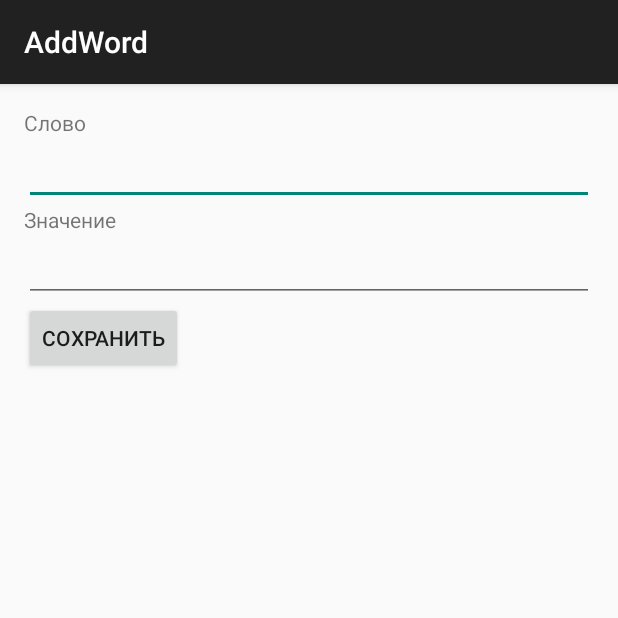
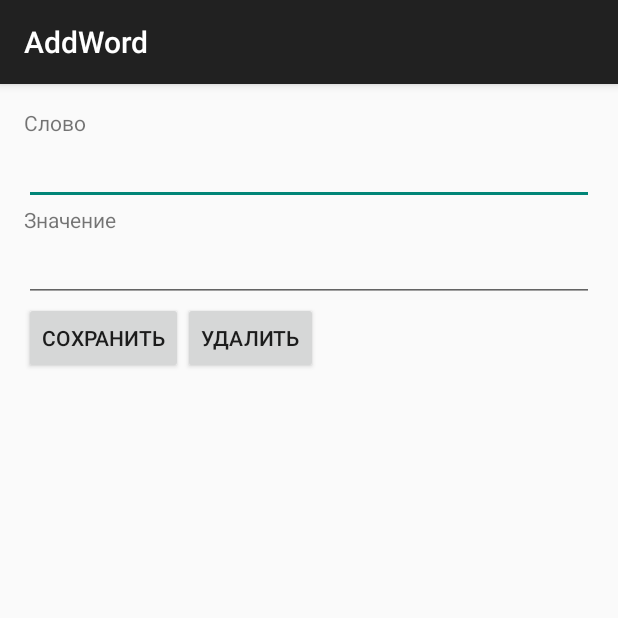
Before and after one commit to antonkoatl/mylearn, an Android app: the AddWord screen opened directly, with no data from a screen before it, on a phone screen of 412 x 824 dp, the top half of it. Run offline under Robolectric (Android 15) with nearby library versions, the phone set to English and light mode, and no system bars.

Commit message:
+delete word, fix learn when 1 word

```diff
--- a/app/src/main/java/com/noname/mylearn/LearnActivity.java
+++ b/app/src/main/java/com/noname/mylearn/LearnActivity.java
@@ -4,6 +4,7 @@ import android.content.Intent;
 import android.os.Bundle;
 import android.os.Handler;
 import android.support.v7.app.ActionBarActivity;
+import android.util.Log;
 import android.widget.TextView;
 
 import java.util.List;
@@ -34,6 +35,9 @@ public class LearnActivity extends ActionBarActivity implements LearnFragment.Le
 
     @Override
     public void nextPage(boolean delayed) {
+        if (mAdapter.last_word == null) {
+            mAdapter.notifyDataSetChanged();
+        }
         if (delayed) {
             mHandler.postDelayed(new Runnable() {
                 @Override
--- a/app/src/main/java/com/noname/mylearn/LearnAdapter.java
+++ b/app/src/main/java/com/noname/mylearn/LearnAdapter.java
@@ -7,6 +7,7 @@ import android.support.v4.app.FragmentManager;
 import android.support.v4.app.FragmentStatePagerAdapter;
 import android.support.v4.app.FragmentTransaction;
 import android.text.format.Time;
+import android.util.Log;
 import android.view.ViewGroup;
 
 import java.util.ArrayList;
@@ -49,7 +50,6 @@ public class LearnAdapter extends FragmentStatePagerAdapter {
             last_word2 = last_word;
             last_word = wordsToLearn.size() > 0 ? wordsToLearn.remove(0) : null;
         }
-
         return LearnFragment.newInstance(last_word, dictId);
     }
 
@@ -90,7 +90,9 @@ public class LearnAdapter extends FragmentStatePagerAdapter {
     @Override
     public int getItemPosition(Object object)
     {
-        if(forcedWord != null && ((LearnFragment) object).word.equals(last_word))
+        if(forcedWord != null && ((LearnFragment) object).word != null && ((LearnFragment) object).word.equals(last_word))
+            return POSITION_NONE;
+        if(((LearnFragment) object).type == LearnFragment.NOWORD)
             return POSITION_NONE;
 
         return POSITION_UNCHANGED;
--- a/app/src/main/res/layout/activity_add_word.xml
+++ b/app/src/main/res/layout/activity_add_word.xml
@@ -53,4 +53,14 @@
         android:layout_below="@+id/editText2"
         android:layout_alignParentLeft="true"
         android:layout_alignParentStart="true" />
+
+    <Button
+        android:layout_width="wrap_content"
+        android:layout_height="wrap_content"
+        android:text="Удалить"
+        android:id="@+id/edit_word_btn_del"
+        android:layout_below="@+id/editText2"
+        android:layout_toRightOf="@+id/button_save"
+        android:layout_toEndOf="@+id/button_save"
+        android:onClick="saveOnClick"/>
 </RelativeLayout>
```
Also changed, not shown: app/src/main/java/com/noname/mylearn/AddWord.java (+13 -0 lines), app/src/main/java/com/noname/mylearn/DBHelper.java (+9 -1 lines).
